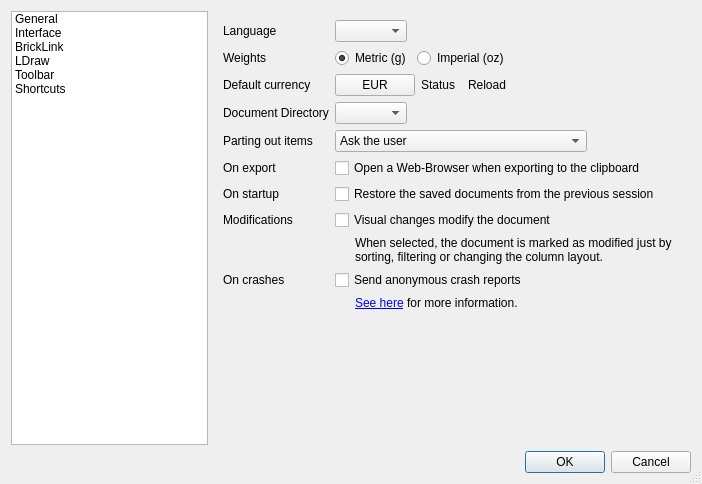
First picture: the form in src/desktop/settingsdialog.ui, repository rgriebl/brickstore, before the edit.
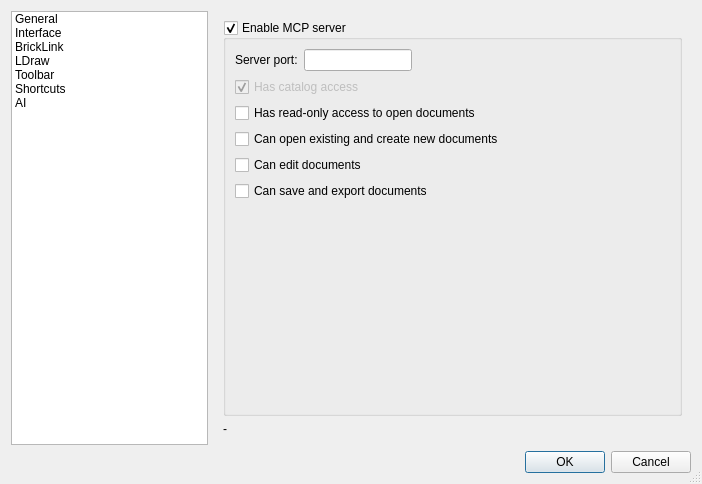
Second picture: the form after the edit. The open tabs and pages were chosen to show the change. Icons and pictures are not drawn.

Commit message: MCP: add permission-gated document and catalog tools

Patch:
```diff
--- a/src/desktop/settingsdialog.ui
+++ b/src/desktop/settingsdialog.ui
@@ -1394,6 +1394,126 @@
        </item>
       </layout>
      </widget>
+     <widget class="QWidget" name="ai">
+      <layout class="QVBoxLayout" name="verticalLayout_4">
+       <item>
+        <widget class="QGroupBox" name="w_mcpServer">
+         <property name="title">
+          <string>Enable MCP server</string>
+         </property>
+         <property name="checkable">
+          <bool>true</bool>
+         </property>
+         <layout class="QVBoxLayout" name="verticalLayout_3">
+          <item>
+           <layout class="QHBoxLayout" name="horizontalLayout_mcpPort">
+            <item>
+             <widget class="QLabel" name="w_mcpPortLabel">
+              <property name="text">
+               <string>Server port:</string>
+              </property>
+             </widget>
+            </item>
+            <item>
+             <widget class="QLineEdit" name="w_mcpPort">
+              <property name="sizePolicy">
+               <sizepolicy hsizetype="Preferred" vsizetype="Fixed">
+                <horstretch>0</horstretch>
+                <verstretch>0</verstretch>
+               </sizepolicy>
+              </property>
+              <property name="maxLength">
+               <number>5</number>
+              </property>
+             </widget>
+            </item>
+            <item>
+             <spacer name="horizontalSpacer_mcpPort">
+              <property name="orientation">
+               <enum>Qt::Orientation::Horizontal</enum>
+              </property>
+              <property name="sizeHint" stdset="0">
+               <size>
+                <width>40</width>
+                <height>20</height>
+               </size>
+              </property>
+             </spacer>
+            </item>
+           </layout>
+          </item>
+          <item>
+           <widget class="QCheckBox" name="w_mcpCatalog">
+            <property name="enabled">
+             <bool>false</bool>
+            </property>
+            <property name="text">
+             <string>Has catalog access</string>
+            </property>
+            <property name="checkable">
+             <bool>true</bool>
+            </property>
+            <property name="checked">
+             <bool>true</bool>
+            </property>
+           </widget>
+          </item>
+          <item>
+           <widget class="QCheckBox" name="w_mcpRead">
+            <property name="text">
+             <string>Has read-only access to open documents</string>
+            </property>
+           </widget>
+          </item>
+          <item>
+           <widget class="QCheckBox" name="w_mcpOpen">
+            <property name="text">
+             <string>Can open existing and create new documents</string>
+            </property>
+           </widget>
+          </item>
+          <item>
+           <widget class="QCheckBox" name="w_mcpEdit">
+            <property name="text">
+             <string>Can edit documents</string>
+            </property>
+           </widget>
+          </item>
+          <item>
+           <widget class="QCheckBox" name="w_mcpSave">
+            <property name="text">
+             <string>Can save and export documents</string>
+            </property>
+           </widget>
+          </item>
+          <item>
+           <spacer name="verticalSpacer_2">
+            <property name="orientation">
+             <enum>Qt::Orientation::Vertical</enum>
+            </property>
+            <property name="sizeHint" stdset="0">
+             <size>
+              <width>20</width>
+              <height>40</height>
+             </size>
+            </property>
+           </spacer>
+          </item>
+         </layout>
+        </widget>
+       </item>
+       <item>
+        <widget class="QLabel" name="w_mcpStatus">
+         <property name="text">
+          <string notr="true">-</string>
+         </property>
+         <property name="wordWrap">
+          <bool>true</bool>
+         </property>
+        </widget>
+       </item>
+      </layout>
+     </widget>
     </widget>
    </item>
    <item row="0" column="0">
@@ -1487,6 +1607,15 @@
         <normaloff>:/assets/icons/preferences/desktop-keyboard-shortcut.svg</normaloff>:/assets/icons/preferences/desktop-keyboard-shortcut.svg</iconset>
       </property>
      </item>
+     <item>
+      <property name="text">
+       <string>AI</string>
+      </property>
+      <property name="icon">
+       <iconset>
+        <normaloff>:/assets/icons/preferences/ai.png</normaloff>:/assets/icons/preferences/ai.png</iconset>
+      </property>
+     </item>
     </widget>
    </item>
   </layout>
```
The commit also changes 24 other files.
